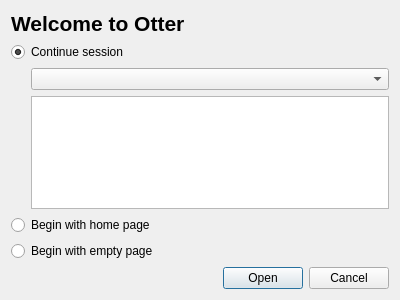
This is src/ui/StartupDialog.ui in OtterBrowser/otter-browser as Qt 5 draws it before an edit. The edited form follows.
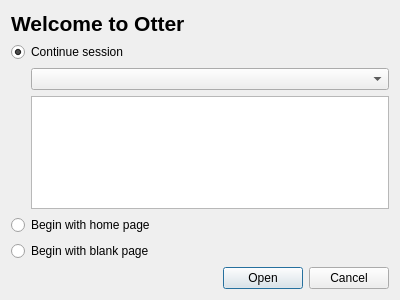
This is the edited form.

What changed in the file:
```diff
--- a/src/ui/StartupDialog.ui
+++ b/src/ui/StartupDialog.ui
@@ -111,7 +111,7 @@
    <item>
     <widget class="QRadioButton" name="emptyPageButton">
      <property name="text">
-      <string>Begin with empty page</string>
+      <string>Begin with blank page</string>
      </property>
      <attribute name="buttonGroup">
       <string notr="true">buttonGroup</string>
```
